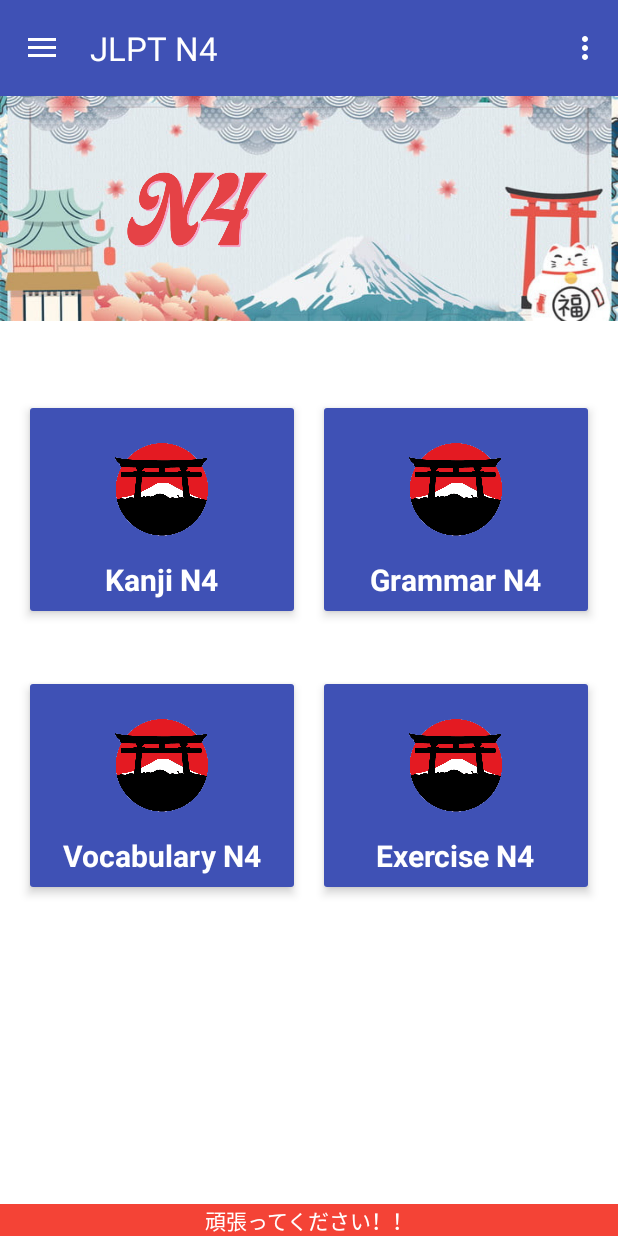
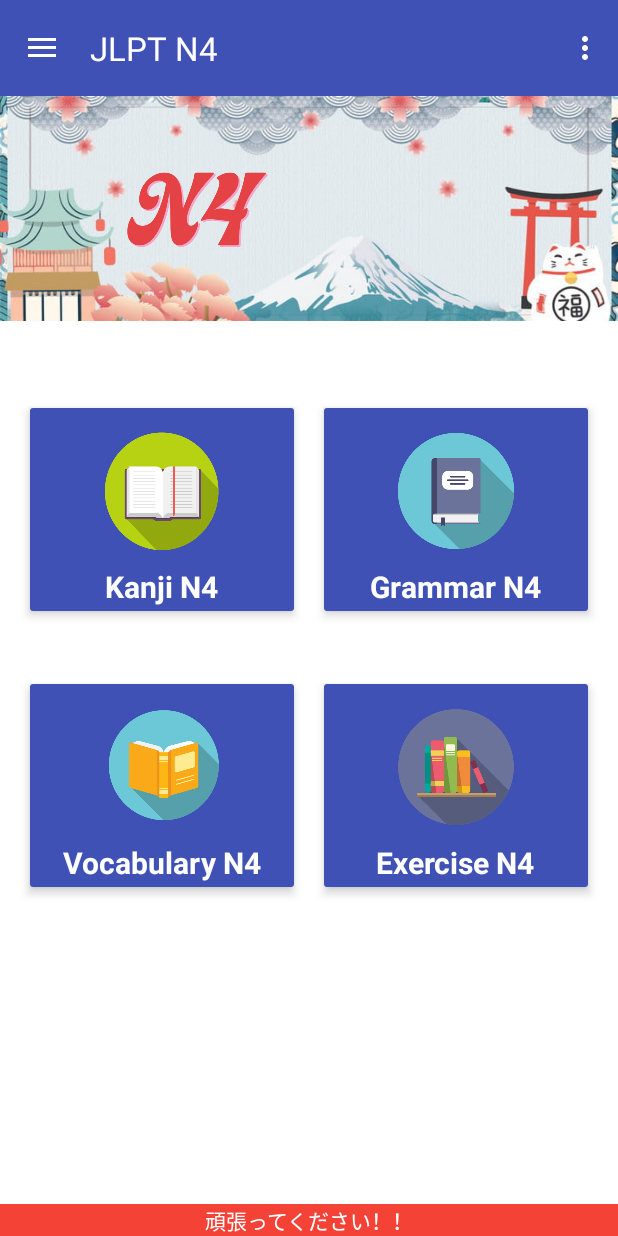
Before and after one commit to JerThunder/JapanLanguageReviewer-Flipcard, an Android app: the screen it shows after launch (Dashboard), in the side drawer, after a tap on "JLPT N4 Reviewer", on a phone screen of 412 x 824 dp. Run offline under Robolectric (Android 15) with nearby library versions, the phone set to English and light mode, and no system bars; our stand-ins replace navigation-ui.

Commit message:
LOGO NEW

```diff
--- a/app/src/main/res/layout/fragment_n4.xml
+++ b/app/src/main/res/layout/fragment_n4.xml
@@ -77,11 +77,11 @@
 
                 <ImageView
                     android:id="@+id/imgdashkanji"
-                    android:layout_width="75dp"
-                    android:layout_height="75dp"
+                    android:layout_width="80dp"
+                    android:layout_height="80dp"
                     android:layout_centerHorizontal="true"
                     android:layout_marginTop="15dp"
-                    android:src="@drawable/reviewerlogo" />
+                    android:src="@drawable/ico_kanji" />
             </RelativeLayout>
         </androidx.cardview.widget.CardView>
 
@@ -112,11 +112,11 @@
 
                 <ImageView
                     android:id="@+id/imgdashgrammar"
-                    android:layout_width="75dp"
-                    android:layout_height="75dp"
+                    android:layout_width="80dp"
+                    android:layout_height="80dp"
                     android:layout_centerHorizontal="true"
                     android:layout_marginTop="15dp"
-                    android:src="@drawable/reviewerlogo" />
+                    android:src="@drawable/ico_grammar" />
             </RelativeLayout>
         </androidx.cardview.widget.CardView>
     </LinearLayout>
@@ -159,11 +159,11 @@
 
                 <ImageView
                     android:id="@+id/imgdashvocab"
-                    android:layout_width="75dp"
-                    android:layout_height="75dp"
+                    android:layout_width="80dp"
+                    android:layout_height="80dp"
                     android:layout_centerHorizontal="true"
                     android:layout_marginTop="15dp"
-                    android:src="@drawable/reviewerlogo" />
+                    android:src="@drawable/ico_vocab" />
             </RelativeLayout>
         </androidx.cardview.widget.CardView>
 
@@ -194,11 +194,11 @@
 
                 <ImageView
                     android:id="@+id/imgdashexercise"
-                    android:layout_width="75dp"
-                    android:layout_height="75dp"
+                    android:layout_width="80dp"
+                    android:layout_height="80dp"
                     android:layout_centerHorizontal="true"
                     android:layout_marginTop="15dp"
-                    android:src="@drawable/reviewerlogo" />
+                    android:src="@drawable/ico_exercise" />
             </RelativeLayout>
         </androidx.cardview.widget.CardView>
     </LinearLayout>
```
Also changed, not shown: app/src/main/res/layout/fragment_n1.xml (+12 -12 lines), app/src/main/res/layout/fragment_n2.xml (+12 -12 lines), app/src/main/res/layout/fragment_n3.xml (+12 -12 lines), app/src/main/res/layout/fragment_n5.xml (+12 -12 lines), app/src/main/res/drawable/ico_exercise.png (added), app/src/main/res/drawable/ico_grammar.png (added), app/src/main/res/drawable/ico_kanji.png (added), app/src/main/res/drawable/ico_vocab.png (added), 2 other files.
